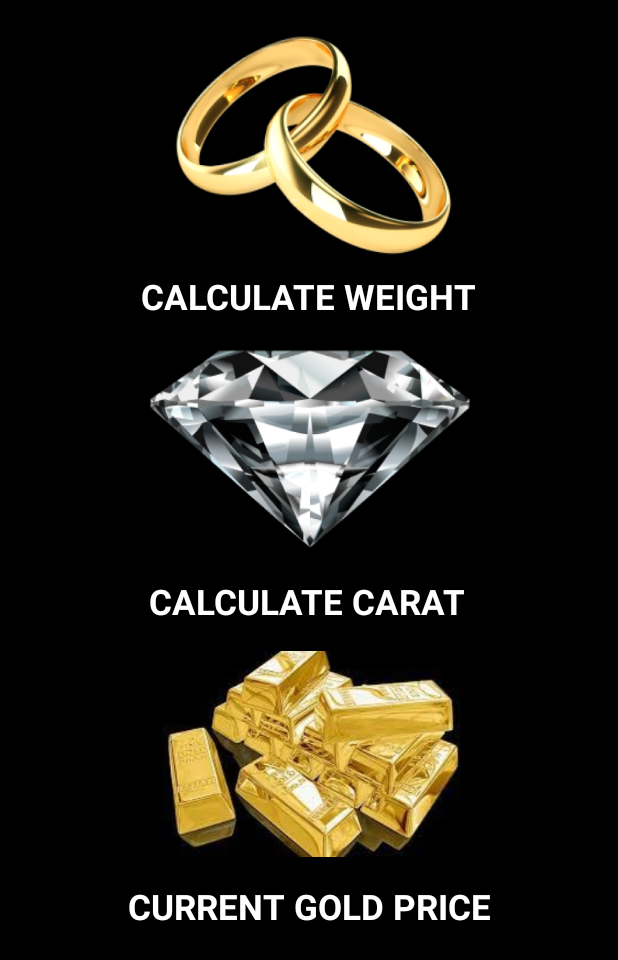
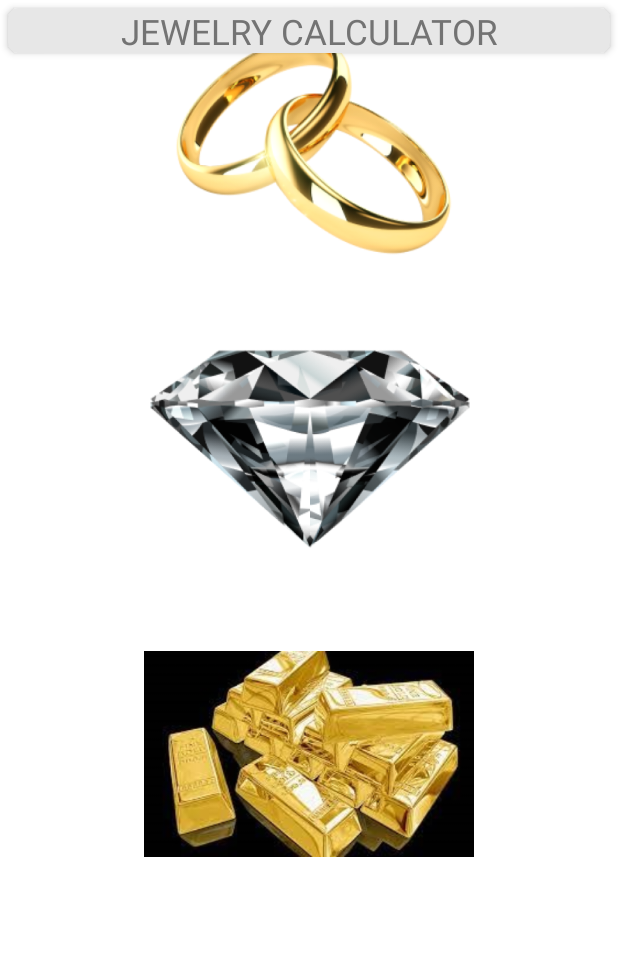
Before and after one commit to EugeneGladchuk/weight, an Android app: the screen it shows after launch (MainActivity), on a phone screen of 412 x 824 dp. Shown: the top 960 px of the screen. Run offline under Robolectric (Android 15) with nearby library versions, the phone set to English and light mode, and no system bars.

```diff
--- a/app/src/main/res/layout/fragment_start.xml
+++ b/app/src/main/res/layout/fragment_start.xml
@@ -4,8 +4,36 @@
     xmlns:tools="http://schemas.android.com/tools"
     android:layout_width="match_parent"
     android:layout_height="match_parent"
-    android:background="@color/black"
+    android:background="@color/white"
     tools:context=".ui.fragments.StartFragment">
+
+    <androidx.cardview.widget.CardView
+        android:id="@+id/cardViewTitle"
+        android:layout_width="match_parent"
+        android:layout_height="30dp"
+        android:layout_marginStart="5dp"
+        android:layout_marginTop="5dp"
+        android:layout_marginEnd="5dp"
+        app:cardBackgroundColor="@color/card_view"
+        app:cardCornerRadius="7dp"
+        app:cardElevation="3dp"
+        app:layout_constraintEnd_toEndOf="parent"
+        app:layout_constraintStart_toStartOf="parent"
+        app:layout_constraintTop_toTopOf="parent">
+
+        <TextView
+            android:id="@+id/textViewTitle"
+            android:layout_width="match_parent"
+            android:layout_height="match_parent"
+            android:gravity="center"
+            android:text="@string/textViewTitleApp"
+            android:textColor="@color/active_button"
+            android:textSize="23sp"
+            app:layout_constraintEnd_toEndOf="parent"
+            app:layout_constraintStart_toStartOf="parent"
+            app:layout_constraintTop_toTopOf="parent" />
+
+    </androidx.cardview.widget.CardView>
 
     <ImageButton
         android:id="@+id/imageButtonRing"
--- a/app/src/main/res/values/strings.xml
+++ b/app/src/main/res/values/strings.xml
@@ -6,6 +6,7 @@
     <string name="editTextSize">SIZE</string>
     <string name="editTextWidth">WIDTH</string>
     <string name="editTextThickness">THICKNESS</string>
+    <string name="textViewTitleApp">JEWELRY CALCULATOR</string>
     <string name="textViewParameters">ENTER RING PARAMETERS</string>
     <string name="textViewParametersGem">ENTER GEM PARAMETERS</string>
     <string name="radioButtonPlatinum">PLATINUM</string>
```
